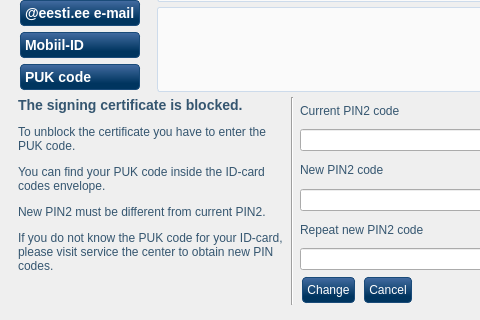
open-eid/qesteidutil, file src/MainWindow.ui: the form before one commit; both pictures show x 0 to 480 and y 215 to 535 of the 585 by 535 pixel window.
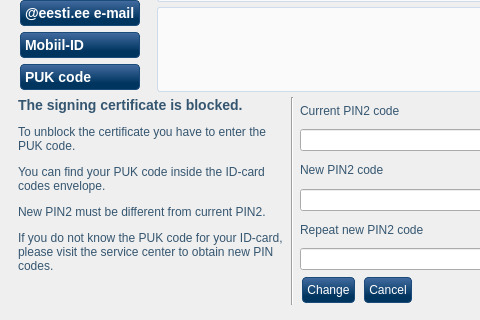
The form after the commit. The open tabs and pages were chosen to show the change. Icons and pictures are not drawn. Custom widgets are drawn as their Qt base class.

Commit message: Fix typos related to translation changes

The edit to the form file:
```diff
--- a/src/MainWindow.ui
+++ b/src/MainWindow.ui
@@ -1939,7 +1939,7 @@
 &lt;p&gt;To unblock the certificate you have to enter the PUK code.&lt;/p&gt;
 &lt;p&gt;You can find your PUK code inside the ID-card codes envelope.&lt;/p&gt;
 &lt;p&gt;New PIN2 must be different from current PIN2.&lt;/p&gt;
-&lt;p&gt;If you do not know the PUK code for your ID-card, please visit service the center to obtain new PIN codes.&lt;/p&gt;</string>
+&lt;p&gt;If you do not know the PUK code for your ID-card, please visit the service center to obtain new PIN codes.&lt;/p&gt;</string>
              </property>
              <property name="alignment">
               <set>Qt::AlignLeading|Qt::AlignLeft|Qt::AlignTop</set>
```
The commit also changes 1 other file.
